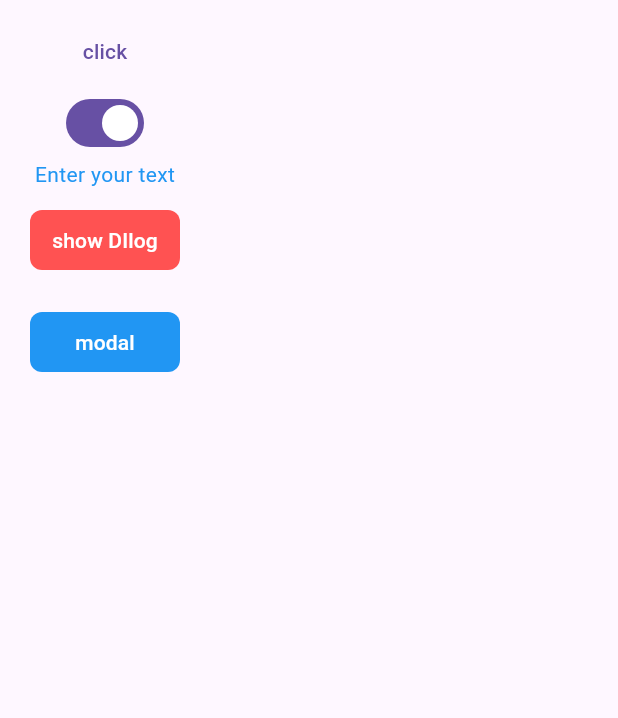
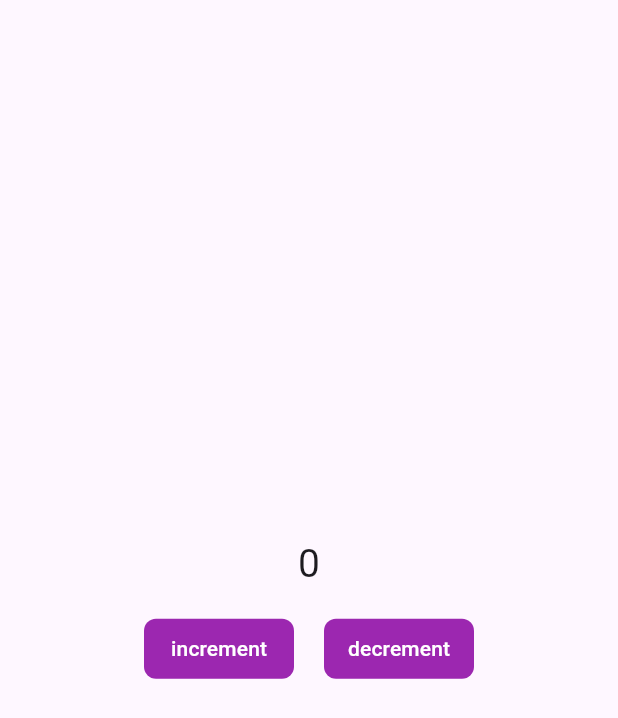
Before and after one commit to flowSar/easy_bill_flutter, a Flutter app: the BottomNavBar screen opened by its route, item 5 of the bottom bar chosen, after a tap on "About", on a phone screen of 412 x 824 dp. Shown: the top 718 px of the screen. Run offline on Flutter 3.47's test engine with Material 3 defaults, Android fonts, the phone set to English and light mode, and no system bars; our stand-ins replace firebase_auth, firebase_core, firebase_database, firebase_storage, font_awesome_flutter, go_router and 3 more; missing offline and left inert: async_preferences, simple_barcode_scanner; accounts and stored records are empty.

```diff
--- a/lib/components/error_dialog.dart
+++ b/lib/components/error_dialog.dart
@@ -1,6 +1,7 @@
 import 'package:flutter/material.dart';
 
-void showErrorDialog(BuildContext context, title, errorMsg) {
+void showErrorDialog(BuildContext context, title, errorMsg,
+    {double height = 30}) {
   showDialog(
       context: context,
       builder: (BuildContext context) {
@@ -13,7 +14,7 @@ void showErrorDialog(BuildContext context, title, errorMsg) {
               RoundedRectangleBorder(borderRadius: BorderRadius.circular(10)),
           title: Text(title),
           content: SizedBox(
-            height: 86,
+            height: height,
             child: Center(
               child: Text(
                 errorMsg,
--- a/lib/providers/data_provider.dart
+++ b/lib/providers/data_provider.dart
@@ -1,5 +1,4 @@
 import 'dart:io';
-
 import 'package:easy_bill_flutter/data/bill.dart';
 import 'package:easy_bill_flutter/data/business_info.dart';
 import 'package:easy_bill_flutter/data/clients.dart';
--- a/lib/screens/about_screen.dart
+++ b/lib/screens/about_screen.dart
@@ -1,13 +1,8 @@
-import 'package:easy_bill_flutter/components/currency_dialog.dart';
 import 'package:easy_bill_flutter/components/custom_text_button.dart';
-import 'package:easy_bill_flutter/components/custom_text_field.dart';
-import 'package:easy_bill_flutter/components/error_dialog.dart';
-import 'package:easy_bill_flutter/constants/colors.dart';
-import 'package:easy_bill_flutter/data/currency.dart';
 import 'package:flutter/material.dart';
-import 'package:provider/provider.dart';
+import 'package:async_preferences/async_preferences.dart';
 
-import '../providers/data_provider.dart';
+final preferences = AsyncPreferences();
 
 class AboutScreen extends StatefulWidget {
   const AboutScreen({super.key});
@@ -37,72 +32,46 @@ class _AboutScreenState extends State<AboutScreen> {
       body: Padding(
         padding: EdgeInsets.all(10),
         child: Column(
+          mainAxisAlignment: MainAxisAlignment.center,
+          spacing: 4,
           children: [
-            TextButton(onPressed: () {}, child: Text('click')),
-            Switch(
-              value: isSwitched,
-              onChanged: (value) {
-                setState(() {
-                  isSwitched = value; // Update the state
-                });
-              },
+            // Image.asset(
+            //   'images/EasyBill.webp',
+            //   width: 200,
+            // ),
+            // Text('version 1.0.0'),
+            // Text(
+            //   'EasyBill is a powerful app designed to streamline the billing and invoicing process',
+            //   textAlign: TextAlign.center,
+            //   style: TextStyle(
+            //       fontSize: 17,
+            //       color: Colors.blue[900],
+            //       fontWeight: FontWeight.w500),
+            // ),
+            Text(
+              '0',
+              style: TextStyle(fontSize: 26),
             ),
-            AnimatedOpacity(
-              duration: const Duration(milliseconds: 300),
-              opacity: isSwitched ? 1.0 : 0.0,
-              child: Text(
-                'Enter your text',
-                style: TextStyle(
-                  fontSize: 14,
-                  color: Colors.blue,
+            Row(
+              mainAxisAlignment: MainAxisAlignment.center,
+              children: [
+                CustomTextButton(
+                  onPressed: () async {
+                    bool? result = await preferences.getBool('isDark');
+                    print('isDrkMode $result');
+                  },
+                  label: Text('increment'),
+                  bg: Colors.purple,
+                  fg: Colors.white,
                 ),
-              ),
+                CustomTextButton(
+                  onPressed: () {},
+                  label: Text('decrement'),
+                  bg: Colors.purple,
+                  fg: Colors.white,
+                ),
+              ],
             ),
-            CustomTextButton(
-                onPressed: () async {
-                  final result = await showDialog<String>(
-                      context: context,
-                      builder: (BuildContext context) {
-                        return AlertDialog(
-                          insetPadding: EdgeInsets.symmetric(horizontal: 10),
-                          title: Text('Helo'),
-                          content: SizedBox(
-                            height: 440,
-                            width: MediaQuery.of(context).size.width * 0.9,
-                            child: SingleChildScrollView(
-                              child: Column(
-                                children: [
-                                  CustomTextField(
-                                    bg: Colors.redAccent[100],
-                                  ),
-                                  CustomTextField(
-                                    bg: Colors.redAccent[100],
-                                  ),
-                                  CustomTextField(
-                                    bg: Colors.redAccent[100],
-                                  ),
-                                  CustomTextField(
-                                    bg: Colors.redAccent[100],
-                                  ),
-                                  CustomTextField(
-                                    bg: Colors.redAccent[100],
-                                  ),
-                                ],
-                              ),
-                            ),
-                          ),
-                        );
-                      });
-                  print('result: $result');
-                },
-                label: Text('show DIlog'),
-                bg: Colors.redAccent,
-                fg: Colors.white),
-            CustomTextButton(
-                onPressed: () {},
-                label: Text('modal'),
-                bg: Colors.blue,
-                fg: Colors.white)
           ],
         ),
       ),
--- a/lib/screens/authentication/welcome_screen.dart
+++ b/lib/screens/authentication/welcome_screen.dart
@@ -14,7 +14,7 @@ class WelcomeScreen extends StatelessWidget {
           spacing: 10,
           mainAxisAlignment: MainAxisAlignment.center,
           children: [
-            Image(image: AssetImage('images/EasyBill.webp')),
+            Image(image: AssetImage('images/EasyBill.png')),
             Text(
               'With EasyBill, you can manage and browse your bills/invoices anytime, anywhere, across multiple devices.',
               style: TextStyle(),
--- a/lib/screens/bottom_nav_bar.dart
+++ b/lib/screens/bottom_nav_bar.dart
@@ -2,7 +2,7 @@ import 'package:easy_bill_flutter/screens/clients/clients_screen.dart';
 import 'package:easy_bill_flutter/screens/items/items_screen.dart';
 import 'package:easy_bill_flutter/screens/settings_screen.dart';
 import 'package:flutter/material.dart';
-
+import 'package:font_awesome_flutter/font_awesome_flutter.dart';
 import 'bills/bills_screen.dart';
 import 'bills/new_bill_screen.dart';
 
@@ -49,17 +49,17 @@ class _BottomNavBarState extends State<BottomNavBar> {
               label: 'New Bill'),
           BottomNavigationBarItem(
               icon: Icon(
-                Icons.manage_history,
+                FontAwesomeIcons.fileInvoice,
               ),
               label: 'Bills'),
           BottomNavigationBarItem(
               icon: Icon(
-                Icons.supervisor_account_outlined,
+                FontAwesomeIcons.users,
               ),
               label: 'Clients'),
           BottomNavigationBarItem(
               icon: Icon(
-                Icons.add_shopping_cart_rounded,
+                FontAwesomeIcons.list,
               ),
               label: 'Items'),
           BottomNavigationBarItem(
--- a/lib/screens/settings_screen.dart
+++ b/lib/screens/settings_screen.dart
@@ -1,16 +1,11 @@
 import 'package:easy_bill_flutter/components/select_card.dart';
-import 'package:easy_bill_flutter/components/text_card.dart';
 import 'package:easy_bill_flutter/providers/auth_provider.dart';
 import 'package:easy_bill_flutter/providers/settings_provider.dart';
 import 'package:flutter/material.dart';
 import 'package:font_awesome_flutter/font_awesome_flutter.dart';
 import 'package:go_router/go_router.dart';
 import 'package:provider/provider.dart';
-
 import '../components/currency_dialog.dart';
-import '../components/select_item_button.dart';
-import '../constants/colors.dart';
-import '../data/currency.dart';
 
 class SettingsScreen extends StatefulWidget {
   const SettingsScreen({super.key});
@@ -52,6 +47,7 @@ class _SettingsScreenState extends State<SettingsScreen> {
                 ),
               ),
               SelectCard(
+                p: 14,
                 onTap: () async {
                   context.push('/businessScreen');
                 },
@@ -60,6 +56,7 @@ class _SettingsScreenState extends State<SettingsScreen> {
                 rightIcon: Icon(Icons.keyboard_arrow_right),
               ),
               SelectCard(
+                p: 14,
                 onTap: () async {
                   context.push('/aboutScreen');
                 },
@@ -68,6 +65,7 @@ class _SettingsScreenState extends State<SettingsScreen> {
                 rightIcon: Icon(Icons.keyboard_arrow_right),
               ),
               SelectCard(
+                p: 14,
                 onTap: () async {
                   final bool isLogged =
                       await context.read<AuthProvider>().logOut();
@@ -91,7 +89,7 @@ class _SettingsScreenState extends State<SettingsScreen> {
                 onTap: () {},
                 leftIcon: Icons.nightlight,
                 middleText: 'Night Mode',
-                p: 11,
+                p: 9,
                 rightIcon: Switch(
                   value: _isSwitched,
                   onChanged: (value) {
@@ -104,6 +102,7 @@ class _SettingsScreenState extends State<SettingsScreen> {
                 ),
               ),
               SelectCard(
+                p: 14,
                 onTap: () {
                   showDialog(
                       context: context,
@@ -114,11 +113,21 @@ class _SettingsScreenState extends State<SettingsScreen> {
                 rightIcon: Icon(Icons.keyboard_arrow_right),
               ),
               SelectCard(
+                p: 14,
                 onTap: () {
                   context.push('/signatureScreen');
                 },
-                leftIcon: Icons.padding_sharp,
+                leftIcon: FontAwesomeIcons.fileSignature,
                 middleText: 'Signature',
+                rightIcon: Icon(
+                  Icons.keyboard_arrow_right,
+                ),
+              ),
+              SelectCard(
+                p: 14,
+                onTap: () {},
+                leftIcon: Icons.code,
+                middleText: 'Version 1.0.0',
                 rightIcon: Icon(Icons.keyboard_arrow_right),
               ),
             ],
--- a/pubspec.yaml
+++ b/pubspec.yaml
@@ -49,6 +49,7 @@ dependencies:
   intl: ^0.20.1
   signature: ^5.5.0
   firebase_storage: ^12.4.0
+  async_preferences: ^1.0.1
 
 
 
```
Also changed, not shown: lib/providers/settings_provider.dart (+15 -0 lines), lib/screens/signature_screen.dart (+9 -2 lines), images/EasyBill.png (added), images/EasyBill.webp (deleted), pubspec.lock, 6 other files.
